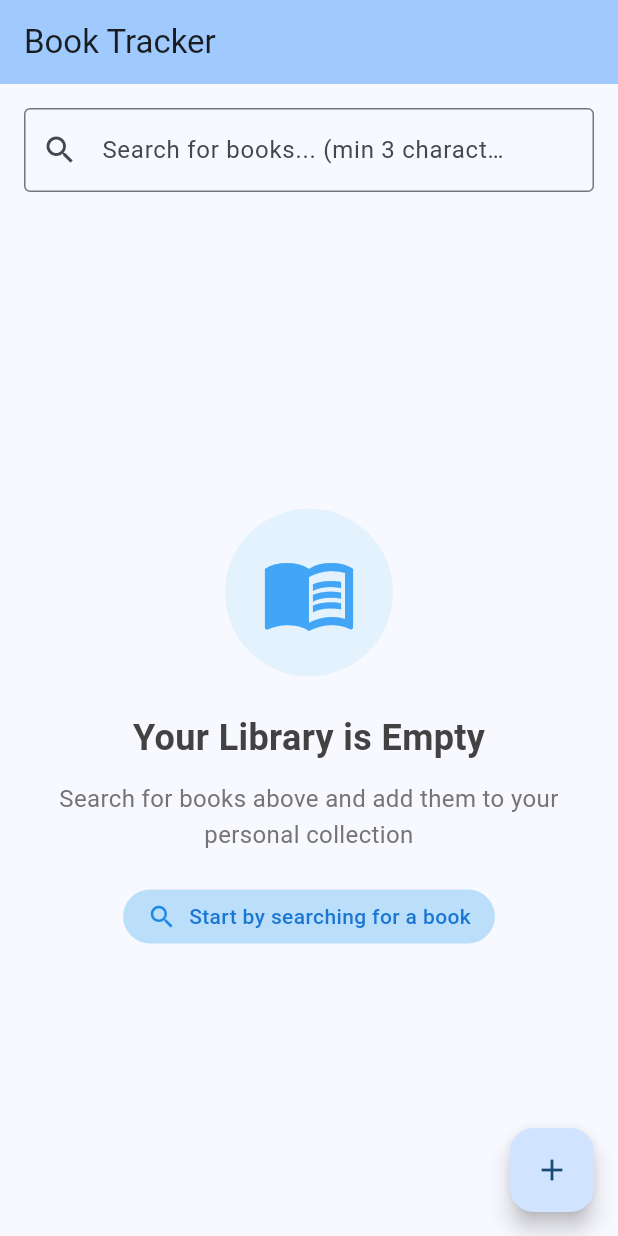
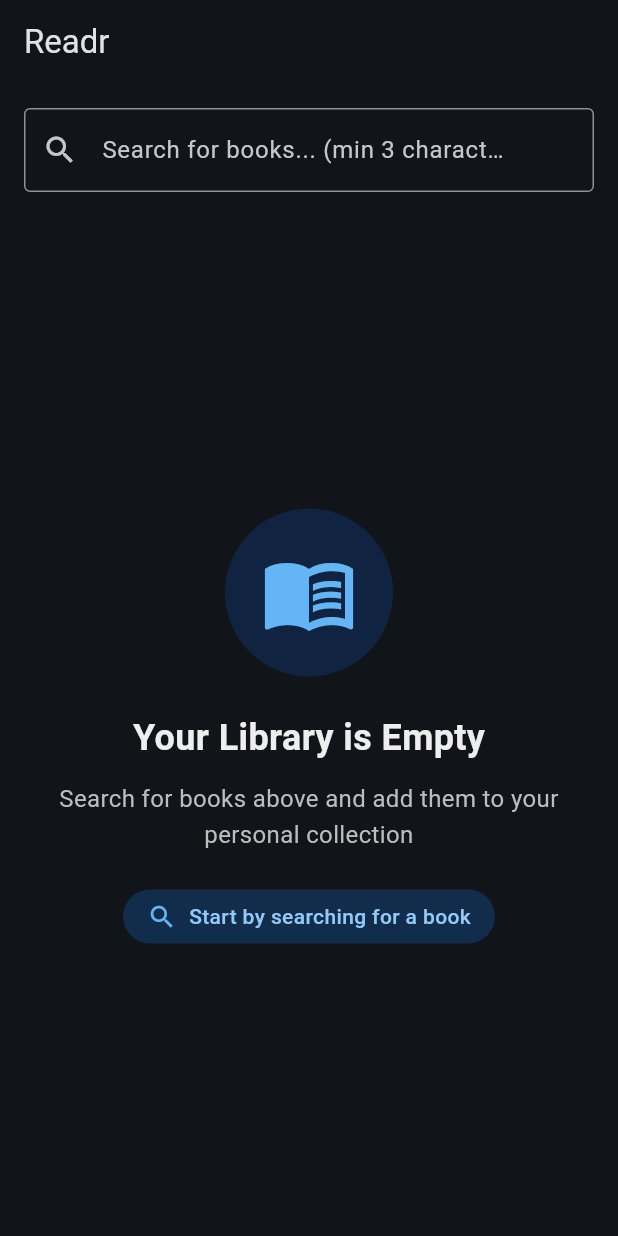
Before and after one commit to 0x6762/book-tracker, a Flutter app: the screen it shows after launch, on a phone screen of 412 x 824 dp. Run offline on Flutter 3.47's test engine with Material 3 defaults, Android fonts, the phone set to English and light mode, and no system bars; our stand-ins replace cached_network_image, dio, drift, flutter_dotenv; accounts and stored records are empty; generated files the repository leaves out were written again.

Commit message:
Dark colors, app name

```diff
--- a/lib/main.dart
+++ b/lib/main.dart
@@ -30,8 +30,12 @@ class BookTrackerApp extends StatelessWidget {
       create: (context) => BookProvider(),
       child: MaterialApp(
         title: 'Book Tracker',
+        debugShowCheckedModeBanner: false,
         theme: ThemeData(
-          colorScheme: ColorScheme.fromSeed(seedColor: Colors.blue),
+          colorScheme: ColorScheme.fromSeed(
+            seedColor: Colors.blue,
+            brightness: Brightness.dark,
+          ),
           useMaterial3: true,
         ),
         home: const BookTrackerHomePage(),
@@ -73,10 +77,7 @@ class _BookTrackerHomePageState extends State<BookTrackerHomePage> {
   @override
   Widget build(BuildContext context) {
     return Scaffold(
-      appBar: AppBar(
-        title: const Text('Book Tracker'),
-        backgroundColor: Theme.of(context).colorScheme.inversePrimary,
-      ),
+      appBar: AppBar(title: const Text('Readr')),
       body: Column(
         children: [
           // Search Bar
@@ -148,38 +149,29 @@ class _BookTrackerHomePageState extends State<BookTrackerHomePage> {
           ),
         ],
       ),
-      floatingActionButton: FloatingActionButton(
-        onPressed: () {
-          // For now, just add a sample book
-          final sampleBook = BookEntity(
-            googleBooksId: 'sample_${DateTime.now().millisecondsSinceEpoch}',
-            title: 'Sample Book ${DateTime.now().millisecondsSinceEpoch}',
-            authors: 'Sample Author',
-            description: 'This is a sample book for testing',
-          );
-          context.read<BookProvider>().addBook(sampleBook);
-        },
-        child: const Icon(Icons.add),
-      ),
     );
   }
 
   Widget _buildSearchResults(BookProvider bookProvider) {
     if (bookProvider.searchResults.isEmpty) {
-      return const Center(
+      return Center(
         child: Column(
           mainAxisAlignment: MainAxisAlignment.center,
           children: [
-            Icon(Icons.search_off, size: 64, color: Colors.grey),
-            SizedBox(height: 16),
+            const Icon(Icons.search_off, size: 64, color: Colors.grey),
+            const SizedBox(height: 16),
             Text(
               'No books found',
-              style: TextStyle(fontSize: 20, fontWeight: FontWeight.bold),
+              style: TextStyle(
+                fontSize: 20,
+                fontWeight: FontWeight.bold,
+                color: Colors.grey[200],
+              ),
             ),
-            SizedBox(height: 8),
+            const SizedBox(height: 8),
             Text(
               'Try a different search term',
-              style: TextStyle(fontSize: 16, color: Colors.grey),
+              style: TextStyle(fontSize: 16, color: Colors.grey[400]),
             ),
           ],
         ),
@@ -258,10 +250,10 @@ class _BookTrackerHomePageState extends State<BookTrackerHomePage> {
               Container(
                 padding: const EdgeInsets.all(24),
                 decoration: BoxDecoration(
-                  color: Colors.blue[50],
+                  color: Colors.blue[900]?.withOpacity(0.3),
                   shape: BoxShape.circle,
                 ),
-                child: Icon(Icons.menu_book, size: 64, color: Colors.blue[400]),
+                child: Icon(Icons.menu_book, size: 64, color: Colors.blue[300]),
               ),
               const SizedBox(height: 24),
               Text(
@@ -269,7 +261,7 @@ class _BookTrackerHomePageState extends State<BookTrackerHomePage> {
                 style: TextStyle(
                   fontSize: 24,
                   fontWeight: FontWeight.bold,
-                  color: Colors.grey[800],
+                  color: Colors.grey[200],
                 ),
               ),
               const SizedBox(height: 12),
@@ -278,7 +270,7 @@ class _BookTrackerHomePageState extends State<BookTrackerHomePage> {
                 textAlign: TextAlign.center,
                 style: TextStyle(
                   fontSize: 16,
-                  color: Colors.grey[600],
+                  color: Colors.grey[400],
                   height: 1.5,
                 ),
               ),
@@ -289,18 +281,18 @@ class _BookTrackerHomePageState extends State<BookTrackerHomePage> {
                   vertical: 8,
                 ),
                 decoration: BoxDecoration(
-                  color: Colors.blue[100],
+                  color: Colors.blue[800]?.withOpacity(0.3),
                   borderRadius: BorderRadius.circular(20),
                 ),
                 child: Row(
                   mainAxisSize: MainAxisSize.min,
                   children: [
-                    Icon(Icons.search, color: Colors.blue[600], size: 20),
+                    Icon(Icons.search, color: Colors.blue[300], size: 20),
                     const SizedBox(width: 8),
                     Text(
                       'Start by searching for a book',
                       style: TextStyle(
-                        color: Colors.blue[700],
+                        color: Colors.blue[200],
                         fontWeight: FontWeight.w500,
                       ),
                     ),
```
Also changed, not shown: 1 other file.
